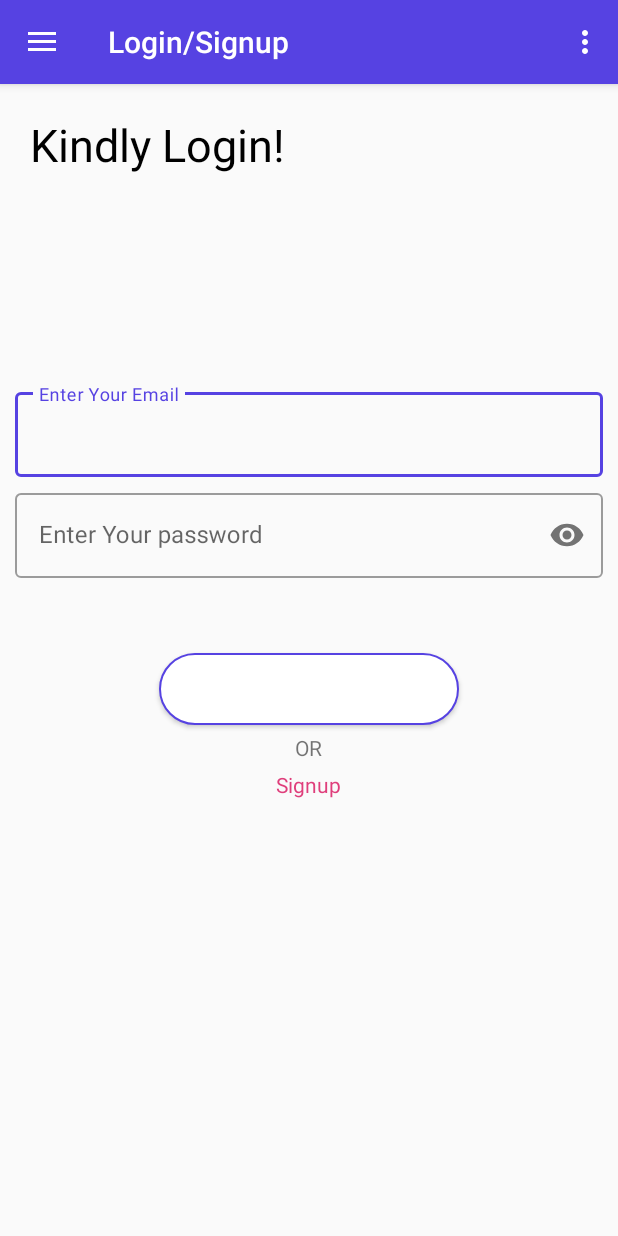
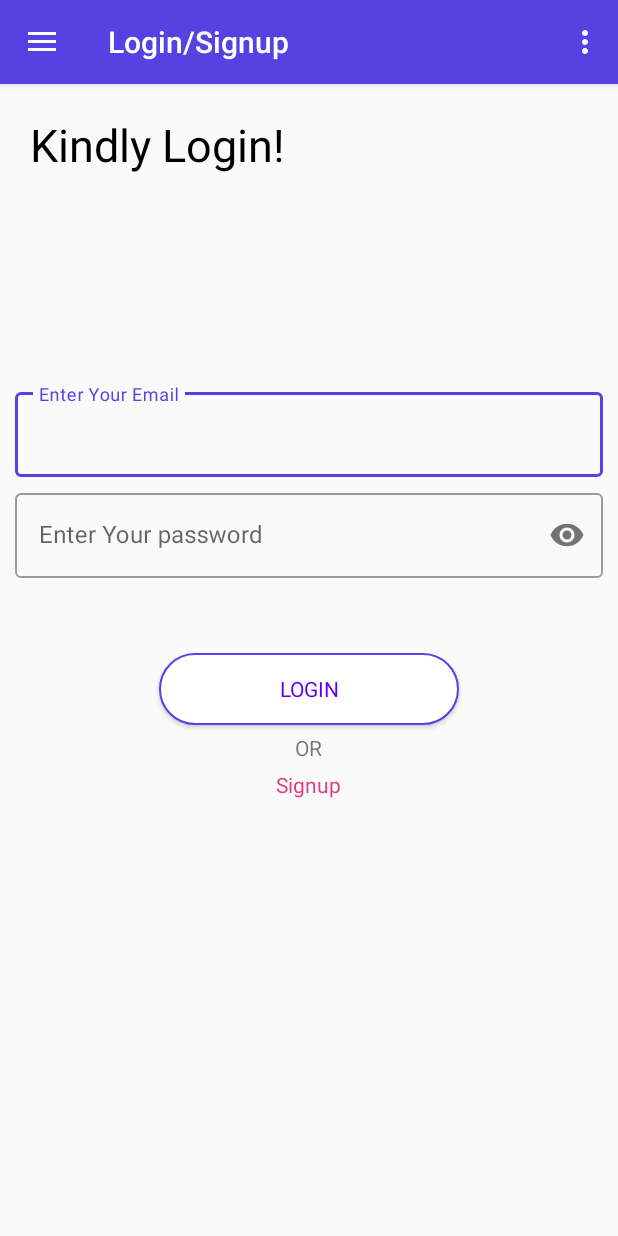
Before and after one commit to sbmvirdi/Internshala_Clone_Android_App, an Android app: the screen it shows after launch (MainActivity), in the side drawer, after a tap on "Login/Signup", on a phone screen of 412 x 824 dp. Run offline under Robolectric (Android 15) with nearby library versions, the phone set to English and light mode, and no system bars; our stand-ins replace CircleImageView, navigation-ui; Roboto replaces fonts that are not available here.

Commit message:
Improving the overall UI with button fixes

```diff
--- a/app/src/main/res/layout/fragment_login.xml
+++ b/app/src/main/res/layout/fragment_login.xml
@@ -71,7 +71,7 @@
         android:fontFamily="@font/overpass_semibold"
         android:layout_below="@id/passholder"
         android:layout_marginTop="50dp"
-        android:textColor="#fff"
+        android:textColor="@color/design_default_color_primary"
         android:id="@+id/loginbutton"
         android:background="@drawable/button_bg"
         android:layout_centerHorizontal="true"
--- a/app/src/main/res/layout/fragment_signup.xml
+++ b/app/src/main/res/layout/fragment_signup.xml
@@ -62,8 +62,6 @@
     </com.google.android.material.textfield.TextInputLayout>
 
 
-
-
     <Button
         android:layout_width="200dp"
         android:layout_height="wrap_content"
@@ -71,7 +69,7 @@
         android:fontFamily="@font/overpass_semibold"
         android:layout_below="@id/passholder"
         android:layout_marginTop="50dp"
-        android:textColor="#fff"
+        android:textColor="@color/colorPrimary"
         android:id="@+id/signinbutton"
         android:background="@drawable/button_bg"
         android:layout_centerHorizontal="true"
```
